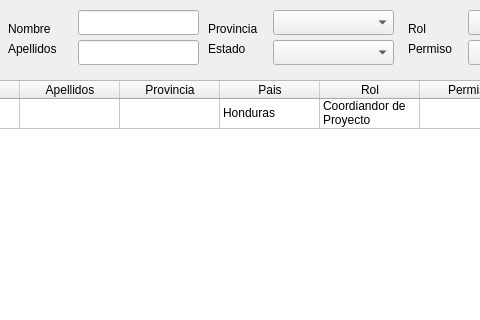
Qt form src/UI/gestorUsuario.ui (PurpleFlamingo/purpleACOES) before a commit; both pictures show x 112 to 592 and y 0 to 320 of the 773 by 473 pixel window.
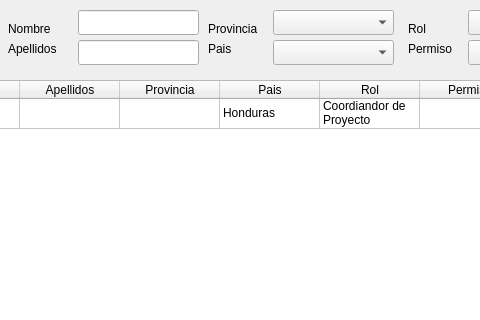
The same form after that commit.

Commit message: Sustitucion de estado por pais

Diff of the .ui file:
```diff
--- a/src/UI/gestorUsuario.ui
+++ b/src/UI/gestorUsuario.ui
@@ -224,7 +224,7 @@
      </rect>
     </property>
     <property name="text">
-     <string>Estado</string>
+     <string>Pais</string>
     </property>
    </widget>
    <widget class="QLabel" name="lRol">
```
The commit also changes 2 other files.
